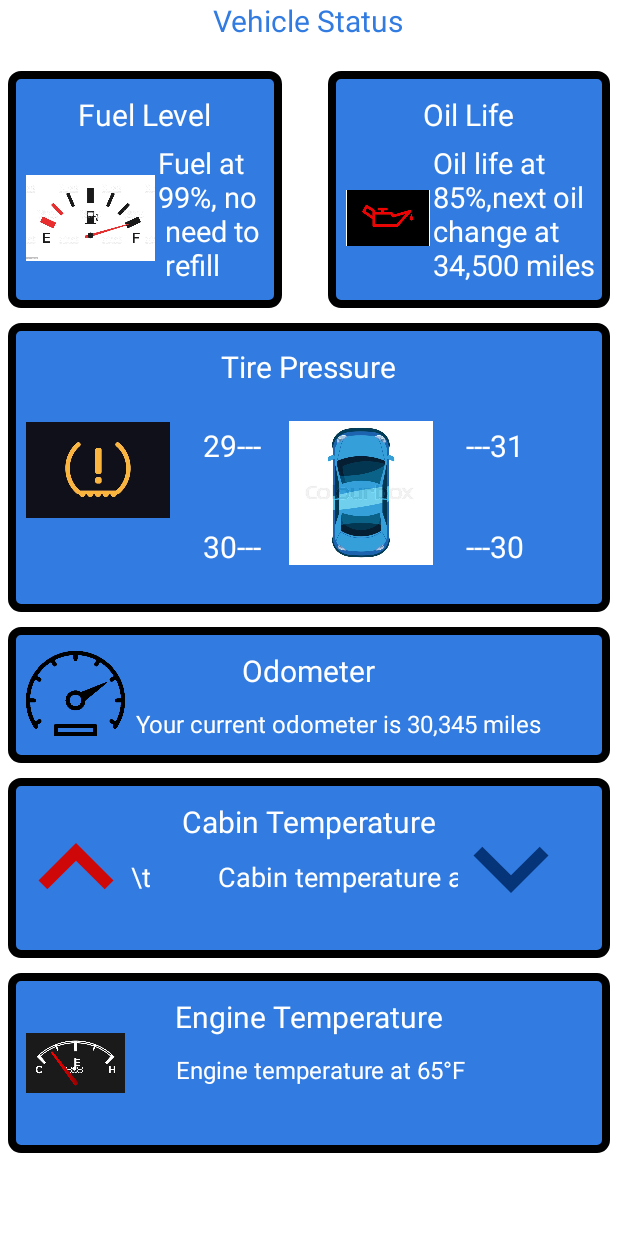
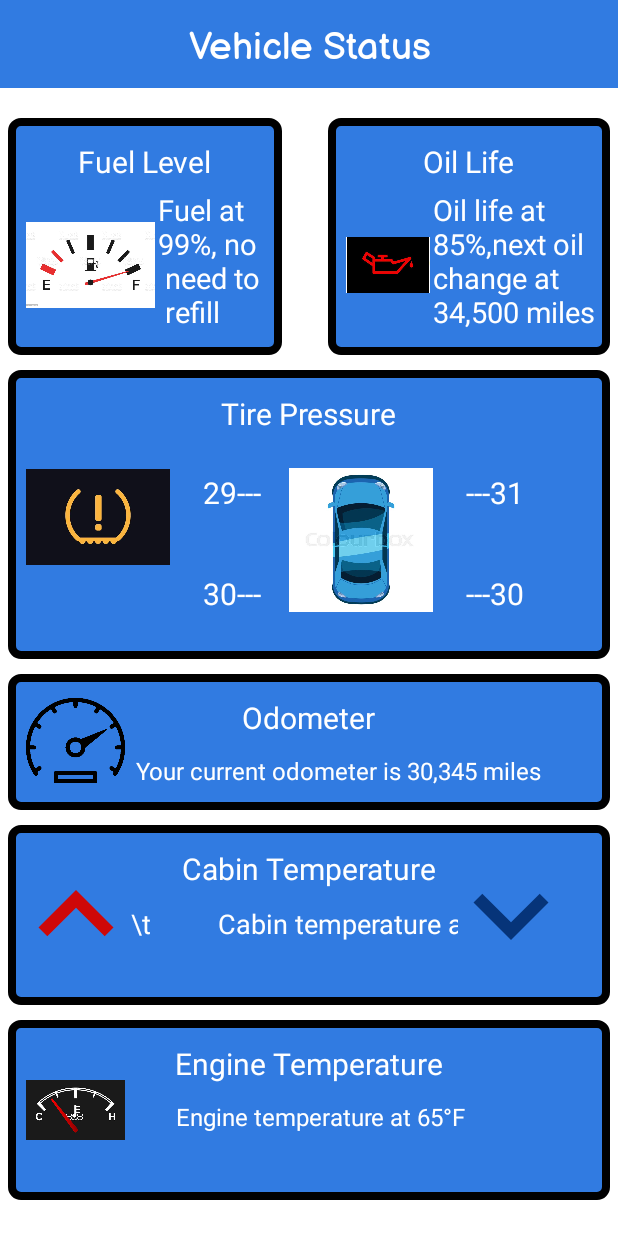
Before and after one commit to archnecro/InteractiveCarApp, an Android app: the VehicleStatusAct screen opened directly, with no data from a screen before it, on a phone screen of 412 x 824 dp. Run offline under Robolectric (Android 15) with nearby library versions, the phone set to English and light mode, and no system bars.

Commit message:
fixed title text display

```diff
--- a/app/src/main/res/layout/activity_vehicle_status.xml
+++ b/app/src/main/res/layout/activity_vehicle_status.xml
@@ -325,12 +325,11 @@
 
     <TextView
         android:id="@+id/tvVS"
-        android:layout_width="wrap_content"
+        android:layout_width="match_parent"
         android:layout_height="wrap_content"
         android:layout_centerHorizontal="true"
-        android:text="@string/vehicle_status"
-        android:textColor="@color/babyblue"
-        android:textSize="20sp" />
+        style="@style/tvstyle"
+        android:text="@string/vehicle_status"/>
 
 
 </RelativeLayout>
```
Also changed, not shown: app/src/main/res/drawable/vehiclelocation.png (added).
